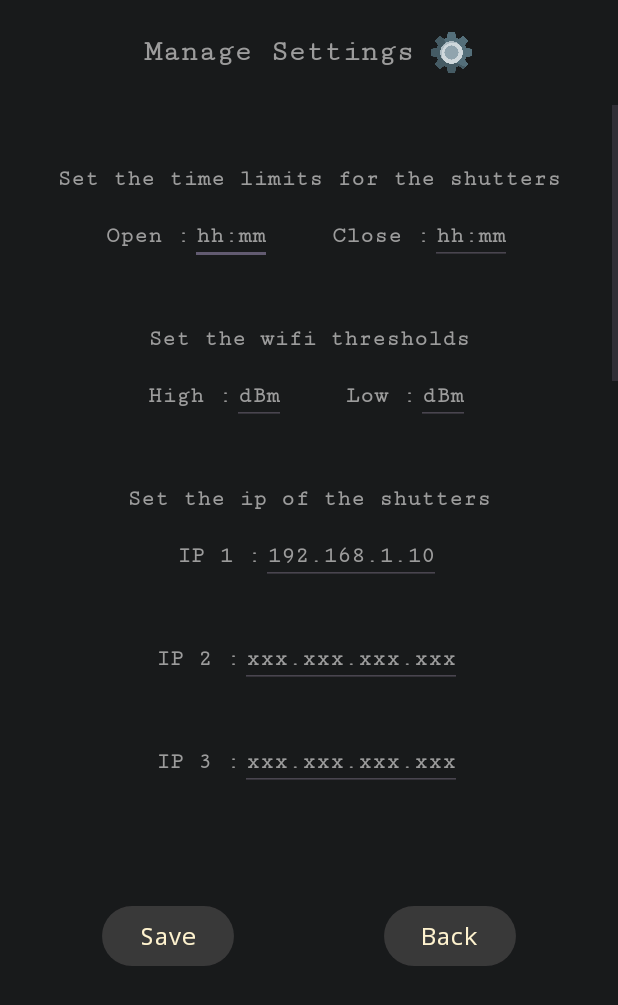
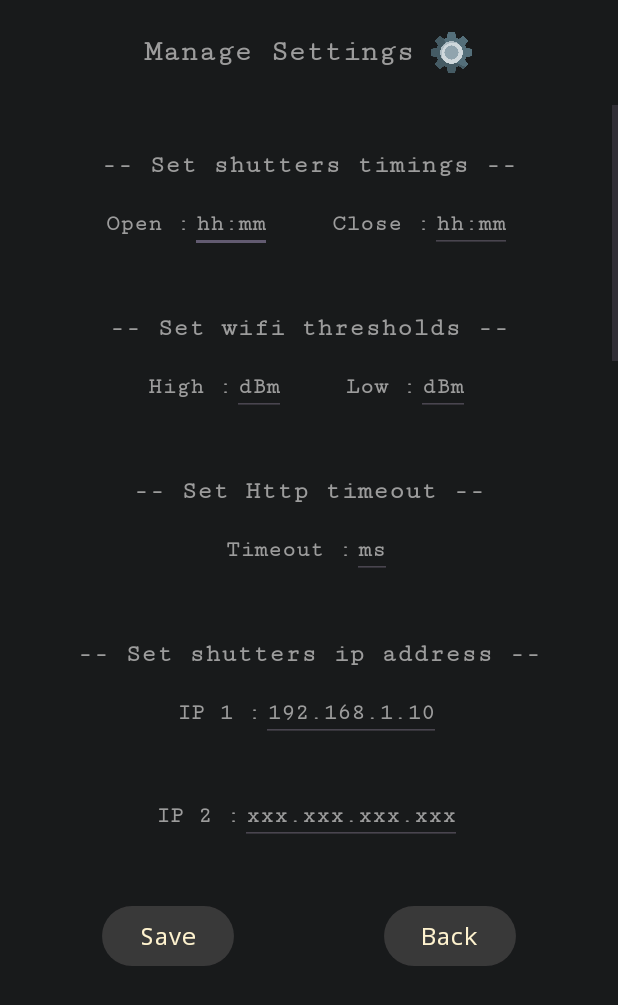
Before and after one commit to grebano/Smart_Home, an Android app: the SettingsActivity screen opened directly, with no data from a screen before it, on a phone screen of 412 x 824 dp. Shown: the top 1005 px of the screen. Run offline under Robolectric (Android 15) with nearby library versions, the phone set to English and light mode, and no system bars.

Commit message:
update code - added http timeout setting and minor bugfixes

```diff
--- a/Android_app/SmartHome/app/src/main/java/Miscellaneous/Constants.java
+++ b/Android_app/SmartHome/app/src/main/java/Miscellaneous/Constants.java
@@ -25,7 +25,7 @@ public class Constants {
     public static final int SHUTTER_TIMER_DELAY_IN_MILLIS = 0;
     public static final int SHUTTER_TIMER_PERIOD_IN_MILLIS = 120000;
     public static final int LIGHTS_DELAY_IN_MILLIS = 30000;
-    public static final int DEVICE_ONLINE_DELAY = 500;
+    public static int DEVICE_ONLINE_DELAY = 500;
     public static int NIGHT_BEGINNING_TIME = 18;
     public static int MORNING_BEGINNING_TIME = 7;
     //--------------------------------------------------------
--- a/Android_app/SmartHome/app/src/main/res/layout/settings.xml
+++ b/Android_app/SmartHome/app/src/main/res/layout/settings.xml
@@ -57,12 +57,12 @@
             <TextView
                 android:layout_width="wrap_content"
                 android:layout_height="wrap_content"
-                android:text="Set the time limits for the shutters"
-                android:textSize="15dp"
+                android:text="-- Set shutters timings --"
+                android:textSize="17dp"
                 android:fontFamily="serif-monospace"
                 android:textStyle="bold"
                 android:textColor="@color/Settings_Title"
-                android:layout_marginTop="40dp"
+                android:layout_marginTop="30dp"
                 android:visibility="visible"
                 />
 
@@ -135,8 +135,8 @@
             <TextView
                 android:layout_width="wrap_content"
                 android:layout_height="wrap_content"
-                android:text="Set the wifi thresholds"
-                android:textSize="15dp"
+                android:text="-- Set wifi thresholds --"
+                android:textSize="17dp"
                 android:fontFamily="serif-monospace"
                 android:textStyle="bold"
                 android:textColor="@color/Settings_Title"
@@ -209,12 +209,63 @@
                     />
             </LinearLayout>
 
+            <!-- textview per il tempo di timeout -->
+            <TextView
+                android:layout_width="wrap_content"
+                android:layout_height="wrap_content"
+                android:text="-- Set Http timeout --"
+                android:textSize="17dp"
+                android:fontFamily="serif-monospace"
+                android:textStyle="bold"
+                android:textColor="@color/Settings_Title"
+                android:layout_marginTop="40dp"
+                android:visibility="visible"
+                />
+
+            <!-- layout per il tempo di timeout -->
+            <LinearLayout
+                android:layout_width="match_parent"
+                android:layout_height="wrap_content"
+                android:orientation="horizontal"
+                android:layout_marginTop="10dp"
+                android:gravity="center"
+                android:visibility="visible">
+
+                <!-- textview per il tempo di timeout -->
+                <TextView
+                    android:layout_width="wrap_content"
+                    android:layout_height="wrap_content"
+                    android:text="Timeout :"
+                    android:textSize="15dp"
+                    android:fontFamily="serif-monospace"
+                    android:textStyle="bold"
+                    android:textColor="@color/Settings_Title"
+                    android:visibility="visible"
+                    />
+
+                <!-- edittext per il tempo di timeout -->
+                <EditText
+                    android:id="@+id/http_timeout"
+                    android:layout_width="wrap_content"
+                    android:layout_height="wrap_content"
+                    android:hint="ms"
+                    android:inputType="text"
+                    android:textColor="@color/Settings_Title"
+                    android:textColorHint="@color/Settings_Title"
+                    android:textSize="15dp"
+                    android:fontFamily="serif-monospace"
+                    android:textStyle="bold"
+                    android:visibility="visible"
+                    />
+
+            </LinearLayout>
+
             <!-- textview per ip e mac tapparelle -->
             <TextView
                 android:layout_width="wrap_content"
                 android:layout_height="wrap_content"
-                android:text="Set the ip of the shutters"
-                android:textSize="15dp"
+                android:text="-- Set shutters ip address --"
+                android:textSize="17dp"
                 android:fontFamily="serif-monospace"
                 android:textStyle="bold"
                 android:textColor="@color/Settings_Title"
@@ -351,8 +402,8 @@
             <TextView
                 android:layout_width="wrap_content"
                 android:layout_height="wrap_content"
-                android:text="Set the ip and mac of the lamps"
-                android:textSize="15dp"
+                android:text="-- Set lamps ip and mac --"
+                android:textSize="17dp"
                 android:fontFamily="serif-monospace"
                 android:textStyle="bold"
                 android:textColor="@color/Settings_Title"
```
Also changed, not shown: Android_app/SmartHome/app/src/main/java/Devices/DeviceList.java (+24 -0 lines), Android_app/SmartHome/app/src/main/java/Services/LightsService.java (+10 -2 lines), Android_app/SmartHome/app/src/main/java/Services/ShuttersService.java (+10 -1 lines), Android_app/SmartHome/app/src/main/java/com/maiot/smarthome/Activities/AutomationsActivity.java (+4 -4 lines), Android_app/SmartHome/app/src/main/java/com/maiot/smarthome/Activities/SettingsActivity.java (+26 -1 lines).
